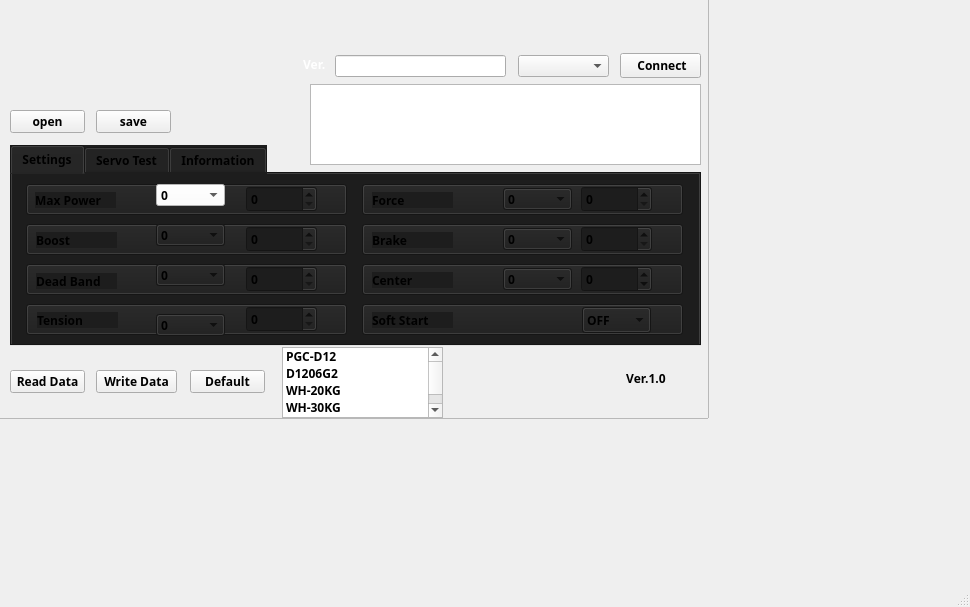
First picture: the form in HDclientNew/mainwindow.ui, repository lisi099/ServoFixtureAll, before the edit.
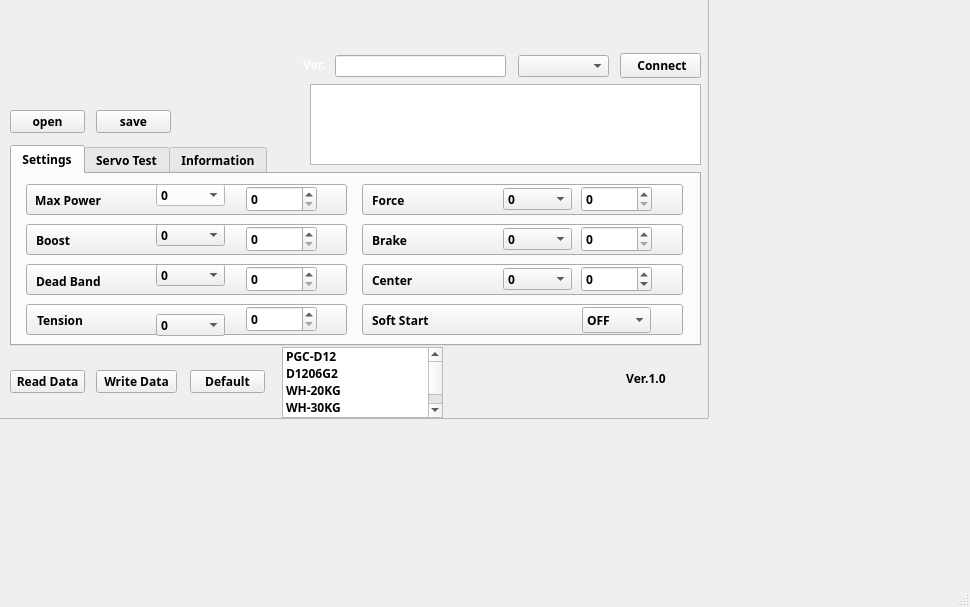
Second picture: the form after the edit. The open tabs and pages were chosen to show the change. Icons and pictures are not drawn. Custom widgets are drawn as their Qt base class.

```diff
--- a/HDclientNew/mainwindow.ui
+++ b/HDclientNew/mainwindow.ui
@@ -31,7 +31,7 @@
      </font>
     </property>
     <property name="styleSheet">
-     <string notr="true">background-color: rgb(29, 29, 29);</string>
+     <string notr="true"/>
     </property>
     <property name="currentIndex">
      <number>1</number>
```
Left out of the diff: 4 changed lines with no effect on the pictures.
